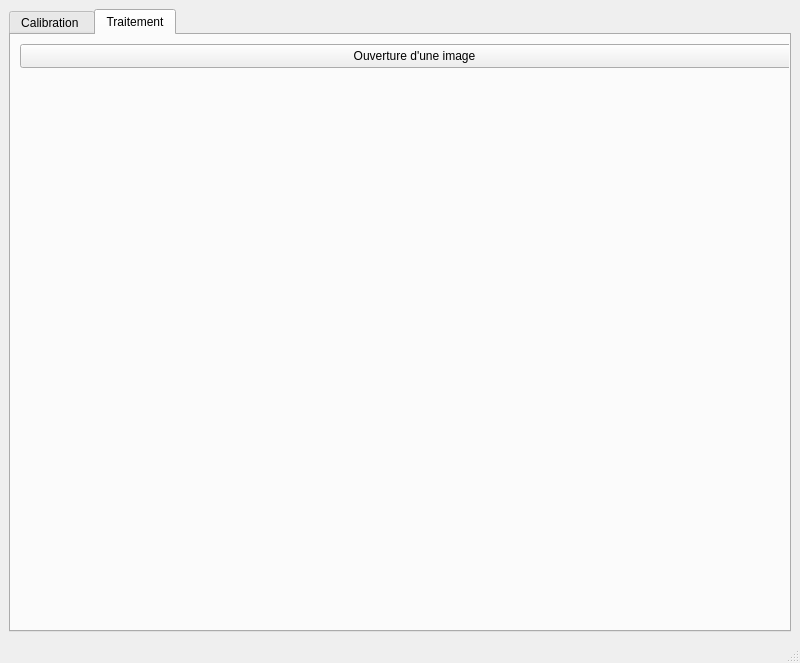
siul1400/QT_IET, file mainwindow.ui: the form before one commit.
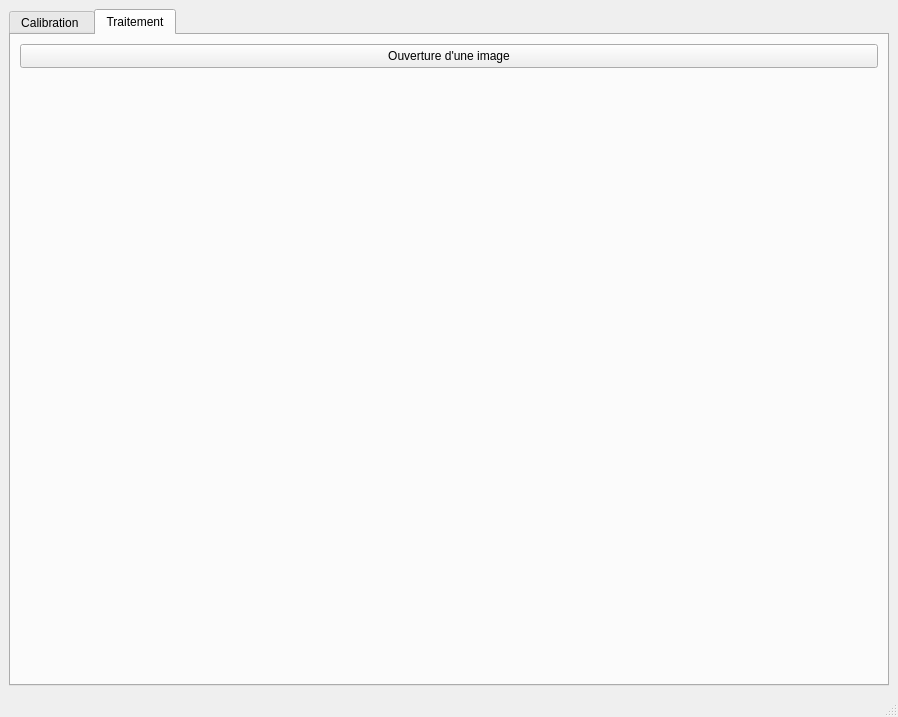
The form after the commit. The open tabs and pages were chosen to show the change.

Diff of the .ui file:
```diff
--- a/mainwindow.ui
+++ b/mainwindow.ui
@@ -6,8 +6,8 @@
    <rect>
     <x>0</x>
     <y>0</y>
-    <width>800</width>
-    <height>663</height>
+    <width>898</width>
+    <height>717</height>
    </rect>
   </property>
   <property name="minimumSize">
```
Left out of the diff: 4 changed lines with no effect on the pictures.
